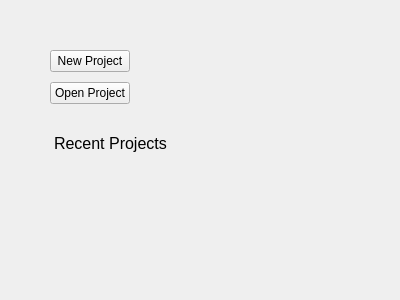
Above: ui/startup.ui from glararan/QEditor before the change. Below: the same form after it.
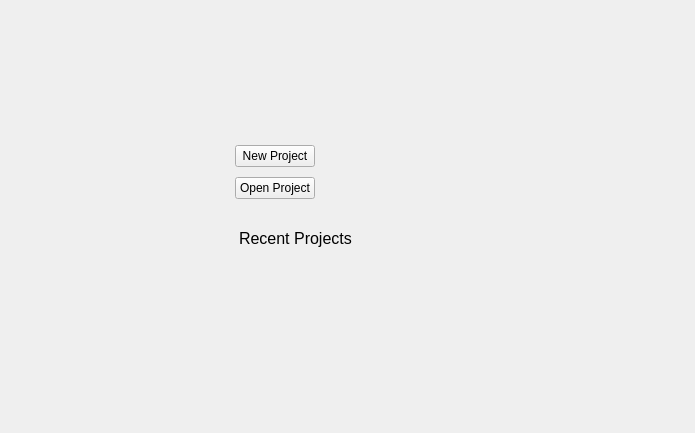
That is the form after the change.

Patch:
```diff
--- a/ui/startup.ui
+++ b/ui/startup.ui
@@ -6,28 +6,74 @@
    <rect>
     <x>0</x>
     <y>0</y>
-    <width>400</width>
-    <height>300</height>
+    <width>695</width>
+    <height>433</height>
    </rect>
   </property>
   <property name="windowTitle">
    <string>Form</string>
   </property>
-  <layout class="QVBoxLayout" name="verticalLayout">
-   <property name="leftMargin">
-    <number>50</number>
-   </property>
-   <property name="topMargin">
-    <number>50</number>
-   </property>
-   <property name="rightMargin">
-    <number>50</number>
-   </property>
-   <property name="bottomMargin">
-    <number>50</number>
-   </property>
-   <item>
+  <property name="styleSheet">
+   <string notr="true"/>
+  </property>
+  <layout class="QGridLayout" name="gridLayout">
+   <item row="1" column="2">
+    <spacer name="horizontalSpacer_4">
+     <property name="orientation">
+      <enum>Qt::Horizontal</enum>
+     </property>
+     <property name="sizeHint" stdset="0">
+      <size>
+       <width>40</width>
+       <height>20</height>
+      </size>
+     </property>
+    </spacer>
+   </item>
+   <item row="3" column="1">
+    <spacer name="verticalSpacer_2">
+     <property name="orientation">
+      <enum>Qt::Vertical</enum>
+     </property>
+     <property name="sizeHint" stdset="0">
+      <size>
+       <width>20</width>
+       <height>40</height>
+      </size>
+     </property>
+    </spacer>
+   </item>
+   <item row="1" column="0">
+    <spacer name="horizontalSpacer_3">
+     <property name="orientation">
+      <enum>Qt::Horizontal</enum>
+     </property>
+     <property name="sizeHint" stdset="0">
+      <size>
+       <width>40</width>
+       <height>20</height>
+      </size>
+     </property>
+    </spacer>
+   </item>
+   <item row="0" column="1">
+    <spacer name="verticalSpacer_3">
+     <property name="orientation">
+      <enum>Qt::Vertical</enum>
+     </property>
+     <property name="sizeHint" stdset="0">
+      <size>
+       <width>20</width>
+       <height>40</height>
+      </size>
+     </property>
+    </spacer>
+   </item>
+   <item row="1" column="1">
     <layout class="QGridLayout" name="gridLayout_2">
+     <property name="sizeConstraint">
+      <enum>QLayout::SetDefaultConstraint</enum>
+     </property>
      <property name="leftMargin">
       <number>0</number>
      </property>
```
Left out of the diff: 26 changed lines with no effect on the pictures.
